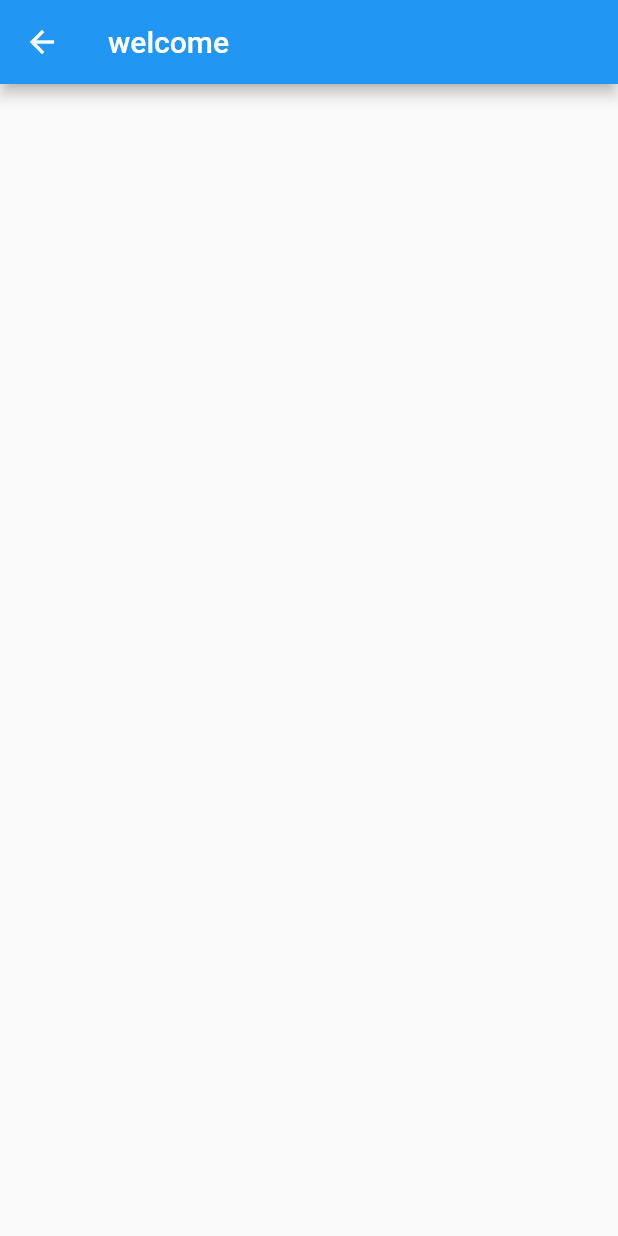
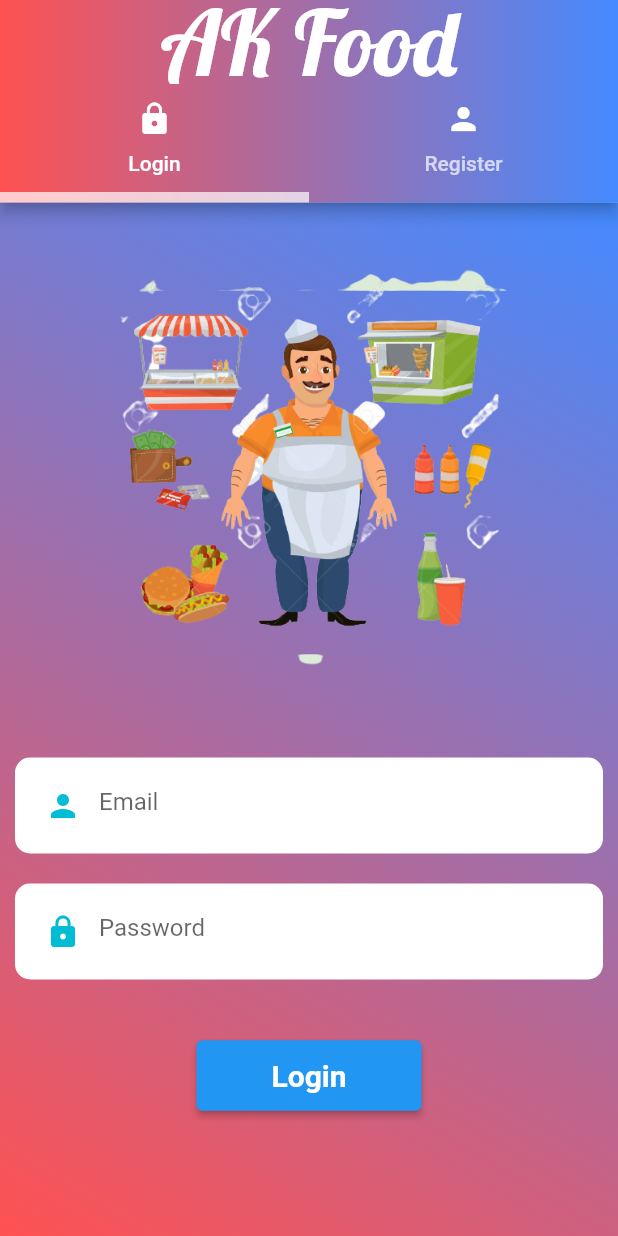
Before and after one commit to ahmedkhouaja/AK_Food_Vendeur, a Flutter app: the AuthScreen screen opened directly, on a phone screen of 412 x 824 dp. Run offline on Flutter 3.47's test engine with Material 2 defaults, Android fonts, the phone set to English and light mode, and no system bars; our stand-ins replace image_picker.

Commit message:
Register and Login page

```diff
--- a/lib/View/AuthenticationScreen/auth_screen.dart
+++ b/lib/View/AuthenticationScreen/auth_screen.dart
@@ -1,14 +1,78 @@
+
+
+import 'package:ak_food_vendeur/View/AuthenticationScreen/login_screen.dart';
+import 'package:ak_food_vendeur/View/AuthenticationScreen/register_screen.dart';
 import 'package:flutter/material.dart';
+
+import '../../Widgets/my_app_bar.dart';
 
 class AuthScreen extends StatelessWidget {
   const AuthScreen({Key? key}) : super(key: key);
 
   @override
   Widget build(BuildContext context) {
-    return Scaffold(
-      appBar: AppBar(
-        title: const Text("welcome"),
+    return DefaultTabController(
+      length: 2,
+      child: Scaffold(
+        appBar: AppBar(
+          flexibleSpace: Container(
+            decoration: const BoxDecoration(
+                gradient: LinearGradient(
+                  colors: [
+                    Colors.redAccent,
+                    Colors.blueAccent,
+                  ],
+                  begin:  FractionalOffset(0.0, 0.0),
+                  end:  FractionalOffset(1.0, 0.0),
+                  stops: [0.0,1.0],
+                  tileMode:TileMode.clamp,
+                )
+            ),
+          ),
+          automaticallyImplyLeading: false,
+          title: const Text("AK Food",
+            style:TextStyle(
+              fontSize: 60,
+              color: Colors.white,
+              fontFamily: "Lobster",
+            ),
+          ),
+          centerTitle: true,
+          bottom: const TabBar(
+              tabs: [
+                Tab(
+                  icon: Icon(Icons.lock, color: Colors.white,),
+                  text: "Login",
+                ),
+                Tab(
+                  icon: Icon(Icons.person , color: Colors.white,),
+                  text: "Register",
+                )
+              ],
+          indicatorColor: Colors.white70,
+            indicatorWeight: 7,
+          ),
+        ),
+        body: Container(
+          decoration: const BoxDecoration(
+            gradient: LinearGradient(
+              begin: Alignment.topRight,
+              end: Alignment.bottomLeft,
+              colors: [
+                Colors.blueAccent,
+                Colors.redAccent,
+              ],
+            )
+          ),
+          child: const TabBarView(
+            children: [
+              LoginScreen(),
+              RegisterScreen(),
+            ],
+          ),
+        ),
       ),
+
     );
   }
 }
--- /dev/null
+++ b/lib/View/AuthenticationScreen/login_screen.dart
@@ -0,0 +1,76 @@
+import 'package:ak_food_vendeur/Widgets/custom_text_field.dart';
+import 'package:flutter/material.dart';
+
+
+
+class LoginScreen extends StatefulWidget {
+  const LoginScreen({Key? key}) : super(key: key);
+
+  @override
+  State<LoginScreen> createState() => _LoginScreenState();
+}
+
+class _LoginScreenState extends State<LoginScreen> {
+
+  final GlobalKey<FormState> _formKey = GlobalKey<FormState>();
+  TextEditingController emailController = TextEditingController();
+  TextEditingController passwordController = TextEditingController();
+
+
+  @override
+  Widget build(BuildContext context) {
+    return SingleChildScrollView(
+      child: Column(
+        mainAxisSize: MainAxisSize.max,
+        children: [
+         const  SizedBox(height: 30,),
+          Container(
+            alignment: Alignment.bottomCenter,
+            child: Padding(
+              padding: EdgeInsets.all(15),
+              child: Image.asset(
+                  "images/seller.png",
+                height: 270,
+
+              ),
+
+            ),
+          ),
+          const  SizedBox(height: 30,),
+          Form(
+            key: _formKey,
+            child : Column(
+              children: [
+                CustomTextField(
+                  data: Icons.person,
+                  controller: emailController,
+                  hintText: "Email",
+                  isObsecre: false,
+                ),
+                CustomTextField(
+                  data: Icons.lock,
+                  controller: passwordController,
+                  hintText: "Password",
+                  isObsecre: true,
+                ),
+              ],
+            )
+          ),
+          const SizedBox(height: 30,),
+          ElevatedButton(
+            style: ElevatedButton.styleFrom(
+                primary: Colors.blue,
+                padding: const EdgeInsets.symmetric(horizontal: 50,vertical: 12)
+            ),
+            onPressed: () => print("Clicked"),
+            child: const Text(
+              "Login",
+              style: TextStyle(color: Colors.white, fontWeight: FontWeight.bold,fontSize: 20),
+            ),
+          ),
+          const SizedBox(height: 30,)
+        ],
+      ),
+    );
+  }
+}
--- /dev/null
+++ b/lib/Widgets/custom_text_field.dart
@@ -0,0 +1,45 @@
+import 'package:flutter/material.dart';
+
+class CustomTextField extends StatelessWidget {
+
+  final TextEditingController? controller;
+  final IconData? data ;
+  final String? hintText;
+  bool? isObsecre = true;
+  bool? enabled =true;
+
+  CustomTextField({
+    this.controller,
+    this.data,
+    this.hintText,
+    this.isObsecre,
+    this.enabled,
+});
+
+  @override
+  Widget build(BuildContext context) {
+    return Container(
+      decoration: const BoxDecoration(
+        color: Colors.white,
+        borderRadius: BorderRadius.all(Radius.circular(10)),
+        ),
+      padding: const EdgeInsets.all(8.0),
+      margin: const EdgeInsets.all(10.0),
+      child: TextFormField(
+        enabled: enabled,
+        controller: controller,
+        obscureText: isObsecre!,
+        cursorColor: Theme.of(context).primaryColor,
+        decoration: InputDecoration(
+          border: InputBorder.none,
+          prefixIcon: Icon (
+            data,
+            color: Colors.cyan,
+          ),
+          focusColor: Theme.of(context).primaryColor,
+          hintText: hintText,
+        ),
+      ),
+    );
+  }
+}
--- a/pubspec.yaml
+++ b/pubspec.yaml
@@ -31,9 +31,11 @@ dependencies:
     sdk: flutter
 
 
+
   # The following adds the Cupertino Icons font to your application.
   # Use with the CupertinoIcons class for iOS style icons.
   cupertino_icons: ^1.0.2
+  image_picker: ^0.8.5+3
 
 dev_dependencies:
   flutter_test:
```
Also changed, not shown: lib/View/AuthenticationScreen/register_screen.dart (added, +136 -0 lines), lib/View/FirstScreen/first_screen.dart (+17 -7 lines), lib/Widgets/my_app_bar.dart (added, +36 -0 lines), pubspec.lock.
